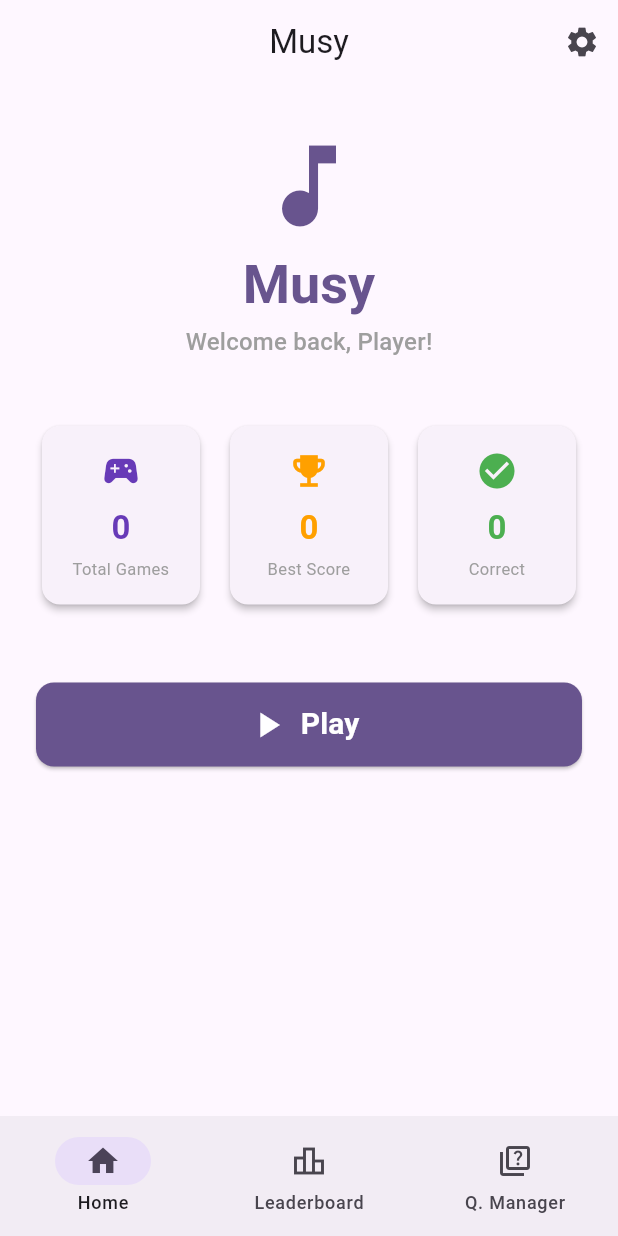
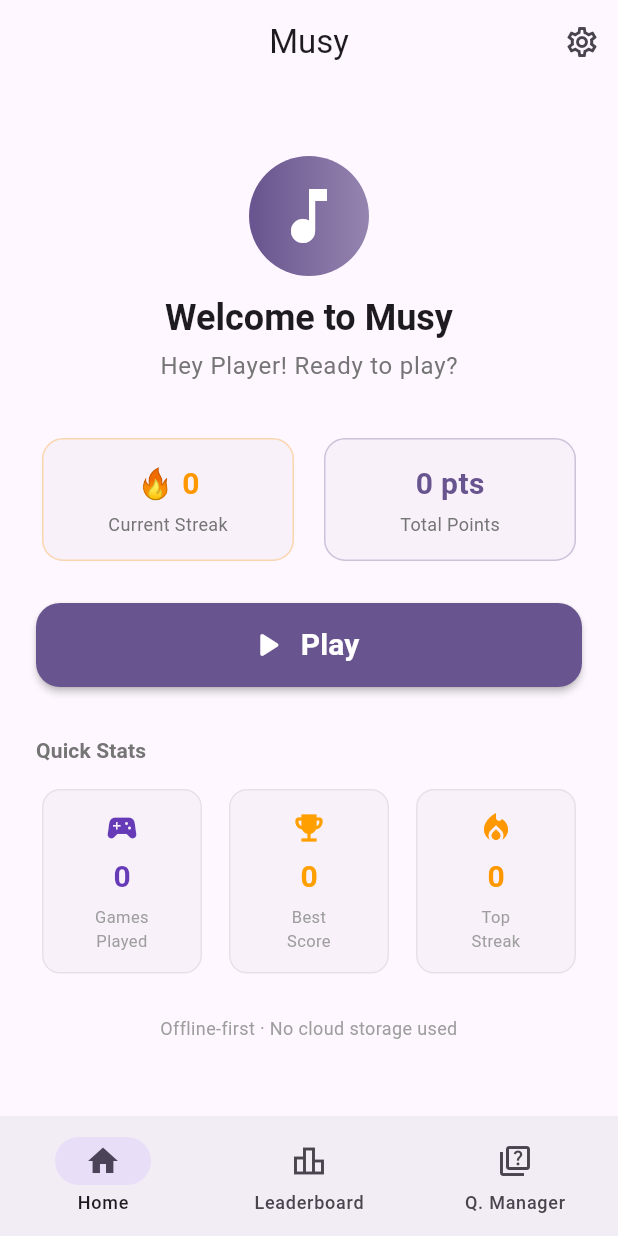
Before and after one commit to OfficialEseosa/Musy, a Flutter app: the screen it shows after launch, on a phone screen of 412 x 824 dp. Run offline on Flutter 3.47's test engine with Material 3 defaults, Android fonts, the phone set to English and light mode, and no system bars; our stand-ins replace shared_preferences, sqflite; accounts and stored records are empty.

Commit message:
style: polish home screen with streak stats and offline footer

```diff
--- a/lib/screens/home_screen.dart
+++ b/lib/screens/home_screen.dart
@@ -19,6 +19,7 @@ class _HomeScreenState extends State<HomeScreen> {
   int _totalGames = 0;
   int _bestScore = 0;
   int _totalCorrect = 0;
+  int _topStreak = 0;
   bool _isLoading = true;
 
   @override
@@ -33,10 +34,13 @@ class _HomeScreenState extends State<HomeScreen> {
 
     int bestScore = 0;
     int totalCorrect = 0;
+    int topStreak = 0;
     for (final s in sessions) {
       final score = s['score'] as int;
       final correct = s['correctAnswers'] as int;
+      final streak = s['highestStreak'] as int;
       if (score > bestScore) bestScore = score;
+      if (streak > topStreak) topStreak = streak;
       totalCorrect += correct;
     }
 
@@ -45,6 +49,7 @@ class _HomeScreenState extends State<HomeScreen> {
       _totalGames = sessions.length;
       _bestScore = bestScore;
       _totalCorrect = totalCorrect;
+      _topStreak = topStreak;
       _isLoading = false;
     });
   }
@@ -56,17 +61,16 @@ class _HomeScreenState extends State<HomeScreen> {
     return Scaffold(
       appBar: AppBar(
         title: const Text('Musy'),
-        centerTitle: true,
         actions: [
           IconButton(
-            icon: const Icon(Icons.settings),
+            icon: const Icon(Icons.settings_outlined),
             tooltip: 'Settings',
             onPressed: () async {
               await Navigator.push(
                 context,
                 MaterialPageRoute(builder: (_) => const SettingsScreen()),
               );
-              _loadData(); // refresh username after returning
+              _loadData();
             },
           ),
         ],
@@ -76,88 +80,193 @@ class _HomeScreenState extends State<HomeScreen> {
           : RefreshIndicator(
               onRefresh: _loadData,
               child: ListView(
-                padding: const EdgeInsets.symmetric(horizontal: 24.0, vertical: 32.0),
+                padding: const EdgeInsets.symmetric(
+                    horizontal: 24.0, vertical: 24.0),
                 children: [
-                  // Branding
-                  Column(
+                  // Branding section
+                  Container(
+                    padding: const EdgeInsets.symmetric(vertical: 24),
+                    child: Column(
+                      children: [
+                        Container(
+                          padding: const EdgeInsets.all(16),
+                          decoration: BoxDecoration(
+                            gradient: LinearGradient(
+                              colors: [
+                                colorScheme.primary,
+                                colorScheme.primary.withOpacity(0.7),
+                              ],
+                            ),
+                            shape: BoxShape.circle,
+                          ),
+                          child: const Icon(Icons.music_note,
+                              size: 48, color: Colors.white),
+                        ),
+                        const SizedBox(height: 12),
+                        Text(
+                          'Welcome to Musy',
+                          style: Theme.of(context)
+                              .textTheme
+                              .headlineSmall
+                              ?.copyWith(fontWeight: FontWeight.bold),
+                        ),
+                        const SizedBox(height: 4),
+                        Text(
+                          'Hey $_username! Ready to play?',
+                          style: Theme.of(context)
+                              .textTheme
+                              .bodyLarge
+                              ?.copyWith(color: Colors.grey[600]),
+                        ),
+                      ],
+                    ),
+                  ),
+
+                  const SizedBox(height: 8),
+
+                  // Current stats row (streak + total points)
+                  Row(
                     children: [
-                      Icon(Icons.music_note, size: 72, color: colorScheme.primary),
-                      const SizedBox(height: 8),
-                      Text(
-                        'Musy',
-                        style: Theme.of(context).textTheme.displaySmall?.copyWith(
-                              fontWeight: FontWeight.bold,
-                              color: colorScheme.primary,
-                            ),
+                      Expanded(
+                        child: _HighlightCard(
+                          label: 'Current Streak',
+                          value: '🔥 $_topStreak',
+                          color: Colors.orange,
+                        ),
                       ),
-                      const SizedBox(height: 4),
-                      Text(
-                        'Welcome back, $_username!',
-                        style: Theme.of(context).textTheme.titleMedium?.copyWith(
-                              color: Colors.grey,
-                            ),
+                      const SizedBox(width: 12),
+                      Expanded(
+                        child: _HighlightCard(
+                          label: 'Total Points',
+                          value: '$_bestScore pts',
+                          color: colorScheme.primary,
+                        ),
                       ),
                     ],
                   ),
 
-                  const SizedBox(height: 40),
-
-                  // Stats cards
-                  Row(
-                    children: [
-                      _StatCard(
-                        label: 'Total Games',
-                        value: '$_totalGames',
-                        icon: Icons.sports_esports,
-                        color: Colors.deepPurple,
-                      ),
-                      const SizedBox(width: 12),
-                      _StatCard(
-                        label: 'Best Score',
-                        value: '$_bestScore',
-                        icon: Icons.emoji_events,
-                        color: Colors.amber.shade700,
-                      ),
-                      const SizedBox(width: 12),
-                      _StatCard(
-                        label: 'Correct',
-                        value: '$_totalCorrect',
-                        icon: Icons.check_circle,
-                        color: Colors.green,
-                      ),
-                    ],
-                  ),
-
-                  const SizedBox(height: 48),
+                  const SizedBox(height: 24),
 
                   // Play button
                   SizedBox(
                     width: double.infinity,
                     height: 56,
                     child: ElevatedButton.icon(
-                      icon: const Icon(Icons.play_arrow, size: 28),
+                      icon:
+                          const Icon(Icons.play_arrow_rounded, size: 28),
                       label: const Text(
                         'Play',
-                        style: TextStyle(fontSize: 20, fontWeight: FontWeight.bold),
+                        style: TextStyle(
+                            fontSize: 20, fontWeight: FontWeight.bold),
                       ),
                       style: ElevatedButton.styleFrom(
                         backgroundColor: colorScheme.primary,
                         foregroundColor: colorScheme.onPrimary,
                         shape: RoundedRectangleBorder(
-                          borderRadius: BorderRadius.circular(12),
+                          borderRadius: BorderRadius.circular(16),
                         ),
+                        elevation: 2,
                       ),
                       onPressed: () {
                         Navigator.push(
                           context,
-                          MaterialPageRoute(builder: (_) => const GameModeScreen()),
+                          MaterialPageRoute(
+                              builder: (_) => const GameModeScreen()),
                         ).then((_) => _loadData());
                       },
                     ),
                   ),
+
+                  const SizedBox(height: 32),
+
+                  // Quick Stats section
+                  Text(
+                    'Quick Stats',
+                    style: Theme.of(context).textTheme.titleSmall?.copyWith(
+                          color: Colors.grey[600],
+                          fontWeight: FontWeight.w600,
+                        ),
+                  ),
+                  const SizedBox(height: 12),
+                  Row(
+                    children: [
+                      _StatCard(
+                        label: 'Games\nPlayed',
+                        value: '$_totalGames',
+                        icon: Icons.sports_esports,
+                        color: Colors.deepPurple,
+                      ),
+                      const SizedBox(width: 10),
+                      _StatCard(
+                        label: 'Best\nScore',
+                        value: '$_bestScore',
+                        icon: Icons.emoji_events,
+                        color: Colors.amber.shade700,
+                      ),
+                      const SizedBox(width: 10),
+                      _StatCard(
+                        label: 'Top\nStreak',
+                        value: '$_topStreak',
+                        icon: Icons.local_fire_department,
+                        color: Colors.orange,
+                      ),
+                    ],
+                  ),
+
+                  const SizedBox(height: 24),
+
+                  // Footer
+                  Text(
+                    'Offline-first · No cloud storage used',
+                    style: TextStyle(fontSize: 12, color: Colors.grey[500]),
+                    textAlign: TextAlign.center,
+                  ),
                 ],
               ),
             ),
+    );
+  }
+}
+
+class _HighlightCard extends StatelessWidget {
+  final String label;
+  final String value;
+  final Color color;
+
+  const _HighlightCard({
+    required this.label,
+    required this.value,
+    required this.color,
+  });
+
+  @override
+  Widget build(BuildContext context) {
+    return Card(
+      elevation: 0,
+      shape: RoundedRectangleBorder(
+        borderRadius: BorderRadius.circular(14),
+        side: BorderSide(color: color.withOpacity(0.3)),
+      ),
+      child: Padding(
+        padding: const EdgeInsets.symmetric(vertical: 16, horizontal: 12),
+        child: Column(
+          children: [
+            Text(
+              value,
+              style: TextStyle(
+                fontSize: 20,
+                fontWeight: FontWeight.bold,
+                color: color,
+              ),
+            ),
+            const SizedBox(height: 4),
+            Text(
+              label,
+              style: TextStyle(fontSize: 12, color: Colors.grey[600]),
+            ),
+          ],
+        ),
+      ),
     );
   }
 }
@@ -179,18 +288,22 @@ class _StatCard extends StatelessWidget {
   Widget build(BuildContext context) {
     return Expanded(
       child: Card(
-        elevation: 2,
-        shape: RoundedRectangleBorder(borderRadius: BorderRadius.circular(12)),
+        elevation: 0,
+        shape: RoundedRectangleBorder(
+          borderRadius: BorderRadius.circular(12),
+          side: BorderSide(color: Colors.grey.withOpacity(0.2)),
+        ),
         child: Padding(
-          padding: const EdgeInsets.symmetric(vertical: 16.0, horizontal: 8.0),
+          padding:
+              const EdgeInsets.symmetric(vertical: 14.0, horizontal: 8.0),
           child: Column(
             children: [
-              Icon(icon, color: color, size: 28),
-              const SizedBox(height: 8),
+              Icon(icon, color: color, size: 24),
+              const SizedBox(height: 6),
               Text(
                 value,
                 style: TextStyle(
-                  fontSize: 22,
+                  fontSize: 20,
                   fontWeight: FontWeight.bold,
                   color: color,
                 ),
```
